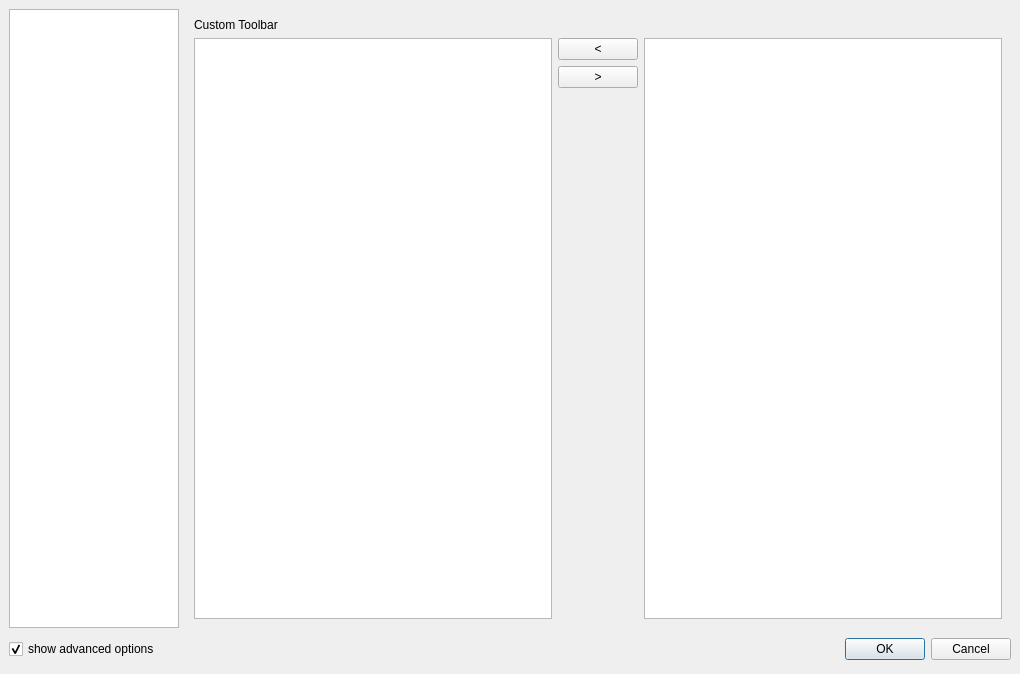
This is configdialog.ui in svn2github/texstudio-trunk as Qt 5 draws it before an edit. The edited form follows.
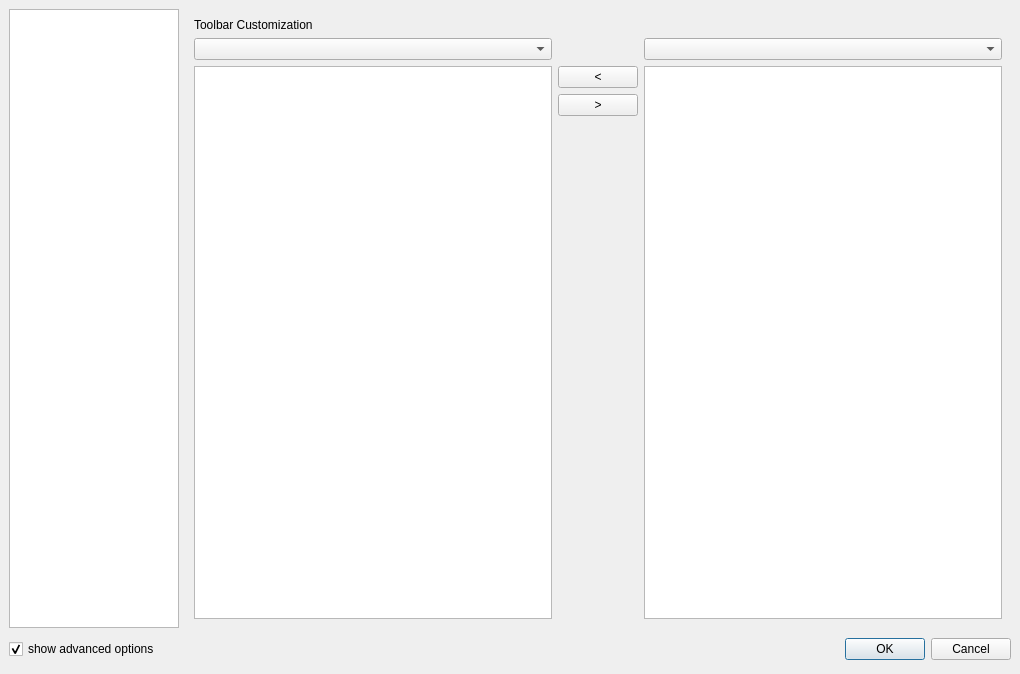
This is the edited form. The open tabs and pages were chosen to show the change. Icons and pictures are not drawn.

Commit message: all toolbars (except math and format) are now customizable

What changed in the file:
```diff
--- a/configdialog.ui
+++ b/configdialog.ui
@@ -882,16 +882,16 @@
        <item>
         <widget class="QLabel" name="label_20">
          <property name="text">
-          <string>Custom Toolbar</string>
+          <string>Toolbar Customization</string>
          </property>
         </widget>
        </item>
        <item>
-        <layout class="QHBoxLayout" name="horizontalLayout">
-         <item>
+        <layout class="QGridLayout" name="gridLayout_2">
+         <item row="1" column="1">
           <widget class="QListWidget" name="listCustomToolBar"/>
          </item>
-         <item>
+         <item row="1" column="2">
           <layout class="QVBoxLayout" name="verticalLayout_3">
            <item>
             <widget class="QPushButton" name="pbToToolbar">
@@ -922,8 +922,26 @@
            </item>
           </layout>
          </item>
-         <item>
-          <widget class="QListWidget" name="listCustomIcons"/>
+         <item row="0" column="1">
+          <widget class="QComboBox" name="comboBoxToolbars"/>
+         </item>
+         <item row="0" column="3">
+          <widget class="QComboBox" name="comboBoxActions"/>
+         </item>
+         <item row="1" column="3">
+          <widget class="QTreeWidget" name="treePossibleToolbarActions">
+           <property name="rootIsDecorated">
+            <bool>false</bool>
+           </property>
+           <property name="headerHidden">
+            <bool>true</bool>
+           </property>
+           <column>
+            <property name="text">
+             <string notr="true">1</string>
+            </property>
+           </column>
+          </widget>
          </item>
         </layout>
        </item>
```
Left out of the diff: 61 changed lines with no effect on the pictures. The commit also changes 6 other files.
